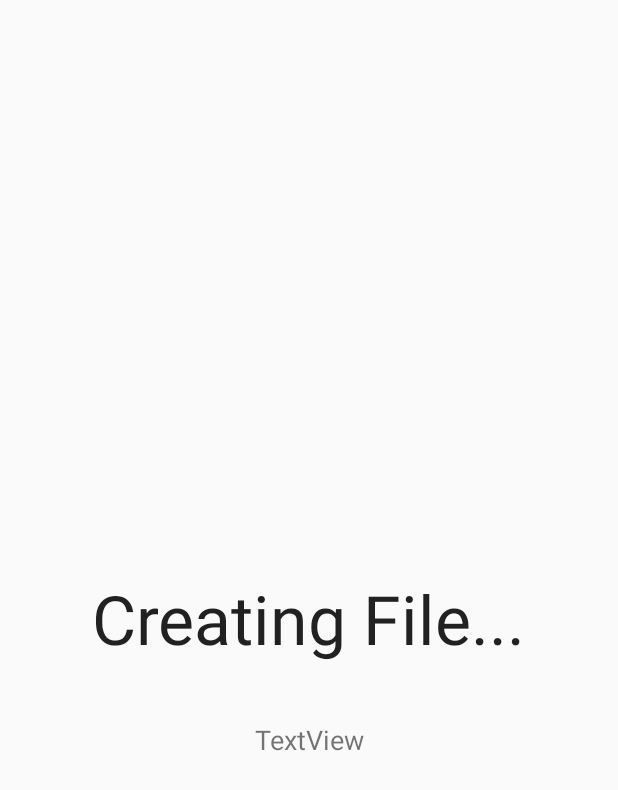
After one commit to EliasRojasC/NoMythicScouting, an Android app: the Main2Activity screen opened directly, with no data from a screen before it, on a phone screen of 412 x 824 dp. The commit adds this screen. Shown: the top 790 px of the screen. Run offline under Robolectric (Android 15) with nearby library versions, the phone set to English and light mode, and no system bars.

Commit message:
Latest Update

```diff
--- a/app/build.gradle
+++ b/app/build.gradle
@@ -24,9 +24,9 @@ dependencies {
     androidTestCompile('com.android.support.test.espresso:espresso-core:2.2.2', {
         exclude group: 'com.android.support', module: 'support-annotations'
     })
+
     compile 'com.android.support.constraint:constraint-layout:1.0.2'
-    testCompile 'junit:junit:4.12'
     compile 'com.android.support:cardview-v7:25.3.0'
     compile 'com.android.support:design:25.3.0'
-
+    testCompile 'junit:junit:4.12'
 }
--- /dev/null
+++ b/app/src/main/java/com/example/elias/nomythicscouting/Main2Activity.java
@@ -0,0 +1,23 @@
+package com.example.elias.nomythicscouting;
+
+import android.os.Bundle;
+import android.support.design.widget.FloatingActionButton;
+import android.support.design.widget.Snackbar;
+import android.support.v7.app.AppCompatActivity;
+import android.support.v7.widget.Toolbar;
+import android.view.View;
+import android.widget.ImageView;
+
+public class Main2Activity extends AppCompatActivity {
+
+    @Override
+    protected void onCreate(Bundle savedInstanceState) {
+        super.onCreate(savedInstanceState);
+        setContentView(R.layout.activity_main2);
+
+
+    }
+
+
+
+    }
--- /dev/null
+++ b/app/src/main/res/layout/activity_main2.xml
@@ -0,0 +1,44 @@
+<?xml version="1.0" encoding="utf-8"?>
+<android.support.constraint.ConstraintLayout xmlns:android="http://schemas.android.com/apk/res/android"
+    xmlns:app="http://schemas.android.com/apk/res-auto"
+    xmlns:tools="http://schemas.android.com/tools"
+    android:layout_width="match_parent"
+    android:layout_height="match_parent"
+    tools:context="com.example.elias.nomythicscouting.Main2Activity">
+
+
+    <TextView
+        android:id="@+id/textViewUpdates"
+        android:layout_width="154dp"
+        android:layout_height="20dp"
+        android:text="TextView"
+        android:textSize="18dp"
+        android:gravity="center"
+        android:layout_marginRight="8dp"
+        app:layout_constraintRight_toRightOf="parent"
+        android:layout_marginLeft="8dp"
+        app:layout_constraintLeft_toLeftOf="parent"
+        app:layout_constraintBottom_toBottomOf="parent"
+        android:layout_marginBottom="8dp"
+        android:layout_marginTop="8dp"
+        app:layout_constraintTop_toBottomOf="@+id/textView5"
+        app:layout_constraintVertical_bias="0.087" />
+
+    <TextView
+        android:id="@+id/textView5"
+        style="@style/Base.AlertDialog.AppCompat"
+        android:layout_width="wrap_content"
+        android:layout_height="wrap_content"
+        android:layout_marginBottom="8dp"
+        android:layout_marginLeft="8dp"
+        android:layout_marginRight="8dp"
+        android:layout_marginTop="8dp"
+        android:text="Creating File..."
+        android:textSize="45dp"
+        app:layout_constraintBottom_toBottomOf="parent"
+        app:layout_constraintLeft_toLeftOf="parent"
+        app:layout_constraintRight_toRightOf="parent"
+        app:layout_constraintTop_toTopOf="parent"
+        app:layout_constraintHorizontal_bias="0.501" />
+
+</android.support.constraint.ConstraintLayout>
--- /dev/null
+++ b/app/src/main/res/values/dimens.xml
@@ -0,0 +1,3 @@
+<resources>
+    <dimen name="fab_margin">16dp</dimen>
+</resources>
--- a/app/src/main/res/values/strings.xml
+++ b/app/src/main/res/values/strings.xml
@@ -1,3 +1,5 @@
 <resources>
     <string name="app_name">NoMythic Scouting</string>
+    <string name="title_activity_loading">LoadingActivity</string>
+    <string name="title_activity_main2">Main2Activity</string>
 </resources>
--- a/app/src/main/res/values/styles.xml
+++ b/app/src/main/res/values/styles.xml
@@ -8,4 +8,8 @@
         <item name="colorAccent">@color/colorAccent</item>
     </style>
 
+    <style name="AppTheme.AppBarOverlay" parent="ThemeOverlay.AppCompat.Dark.ActionBar" />
+
+    <style name="AppTheme.PopupOverlay" parent="ThemeOverlay.AppCompat.Light" />
+
 </resources>
```
Also changed, not shown: app/src/main/AndroidManifest.xml (+8 -6 lines), app/src/main/java/com/example/elias/nomythicscouting/FormActivity.java (+59 -11 lines), app/src/main/java/com/example/elias/nomythicscouting/MainActivity.java (+7 -0 lines), app/src/main/res/layout/activity_main.xml (+8 -8 lines), app/src/main/res/drawable/gif.gif (added).
